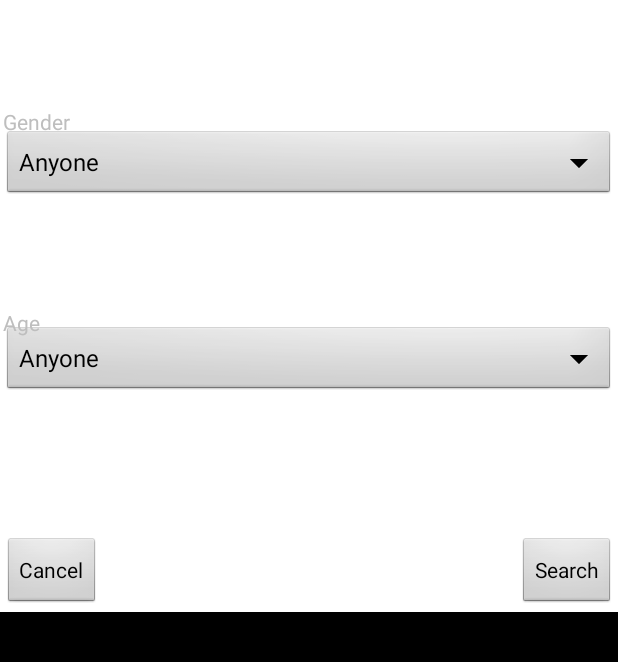
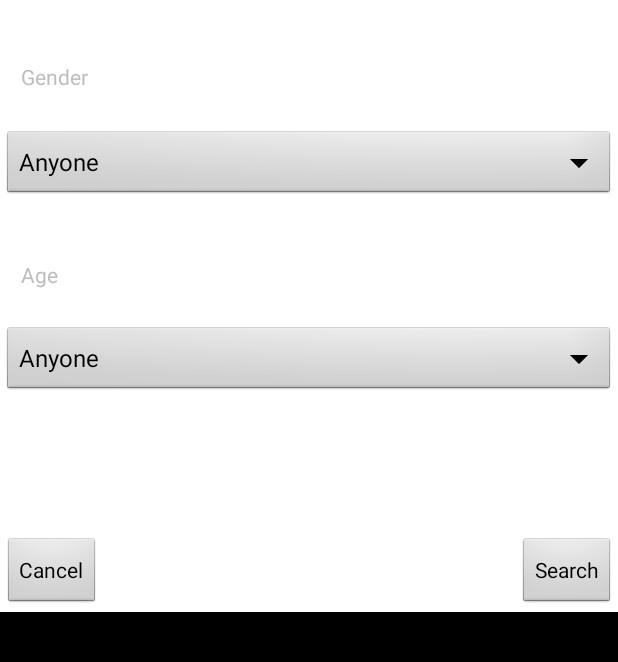
Before and after one commit to plum7ree/Shelter, an Android app: the ShelterSearchPopup screen opened directly, with no data from a screen before it, on a phone screen of 412 x 824 dp, the part 349-1011 px from its top. Run offline under Robolectric (Android 15) with nearby library versions, the phone set to English and light mode, and no system bars.

Commit message:
modified:   app/src/main/res/layout/shelter_search_option_popup.xml

```diff
--- a/app/src/main/res/layout/shelter_search_option_popup.xml
+++ b/app/src/main/res/layout/shelter_search_option_popup.xml
@@ -59,18 +59,19 @@
         android:id="@+id/genderSpinnerTitle"
         android:layout_width="wrap_content"
         android:layout_height="wrap_content"
-        android:layout_above="@+id/age_spinner"
         android:layout_alignParentStart="true"
-        android:layout_marginBottom="43dp"
+        android:layout_below="@+id/search_bar"
+        android:layout_marginStart="12dp"
+        android:layout_marginTop="41dp"
         android:text="Gender" />
 
     <TextView
         android:id="@+id/ageSpinnerTitle"
         android:layout_width="wrap_content"
         android:layout_height="wrap_content"
-        android:layout_above="@+id/cancel_button"
-        android:layout_alignParentStart="true"
-        android:layout_marginBottom="40dp"
+        android:layout_alignStart="@+id/genderSpinnerTitle"
+        android:layout_below="@+id/gender_spinner"
+        android:layout_marginTop="39dp"
         android:text="Age" />
 
 </RelativeLayout>
```
